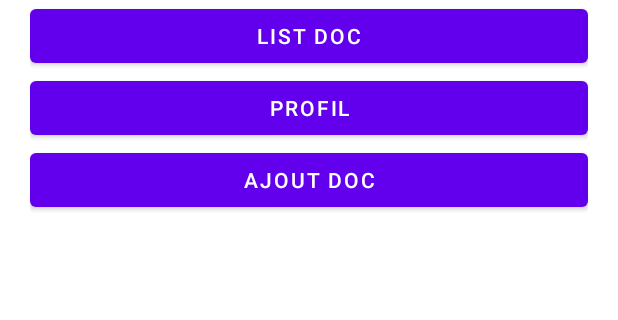
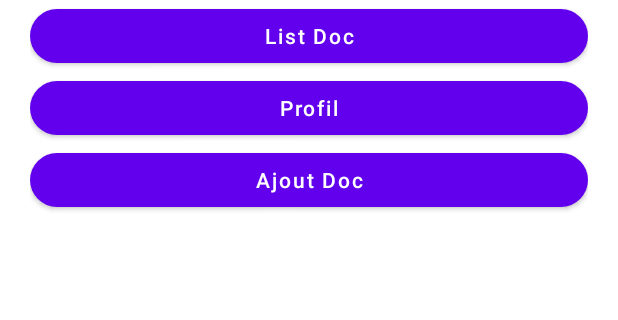
Before and after one commit to Daniel-Tamundele/Sauces, an Android app: the HomePageActivity screen opened directly, with no data from a screen before it, on a phone screen of 412 x 824 dp, the part 572-892 px from its top. Run offline under Robolectric (Android 15) with nearby library versions, the light colour scheme and no system bars; 1 statement that could not run was skipped.

Commit message:
ajout de commentaire au dessous de que chaque code

```diff
--- a/app/src/main/java/com/modile/sauces/HomePageActivity.java
+++ b/app/src/main/java/com/modile/sauces/HomePageActivity.java
@@ -15,35 +15,45 @@ public class HomePageActivity extends AppCompatActivity {
         super.onCreate(savedInstanceState);
         setContentView(R.layout.activity_homepage);
 
+        /* POUR DONNEES UN NOM A UN ACTIVITY */
         getSupportActionBar().setTitle("Accueil");
 
-        //declarationde la session
+        /* DECLARATION DE LA SESION */
         SharedPreferences session = getSharedPreferences("session",0);
 
         //recuperation d'un element de la session
         boolean sessionActive = session.getBoolean("session_active",false);
         int userId = session.getInt("session_Id",-1);
 
-
+        /*
+            ON VERIFIE SI L'UTILISATEUR EST DEJA CONNECTER
+            SI IL NE PAS CONNECTER ON AFFICHIER LA PAGE DE LOGIN
+            SI IL EST DEJA CONNECTER ON PASSE DE LA PAGE LOGIN VER HOME
+        */
         if (!sessionActive){
-            Intent loginIntent = new Intent(this,LoginActivity.class);//pour passer de la page a une autres
-            startActivity(loginIntent);//pour demarre l'activity
-            finish(); //pour tier l'activity
+            Intent loginIntent = new Intent(this,LoginActivity.class);
+            startActivity(loginIntent);//pour /* DEMAREE L'ACTIVITER */
+            finish(); /* POUR TIER L'ACTIVITY */
         }
 
-        //µµ************************************* recuperation dE composant *****************************
-
+        /* APPEL DE FONCTION */
         configureButtonAjout();
         configureButtonProfil();
         configureButtonListDoc();
     }
 
-    //les fonction de l'application
+    /* les fonction de l'application */
+
     private void configureButtonAjout(){
+        /* ON RECUPER LE COMPOSANT BUTTON DEPUIT LE LAYOUT */
         Button configureButtonAjout =findViewById(R.id.Ajout);
+
+        /* LES COUTER D'EVENEMENT SUR LES BUTTON AJOUT */
         configureButtonAjout.setOnClickListener(new View.OnClickListener() {
             @Override
             public void onClick(View view) {
+
+                /* LES PASSAGE DE LA PAGE HOME VER AJOUTDOC */
                 Intent ajoutIntent = new Intent(HomePageActivity.this,AjoutDocActivity.class );
                 startActivity(ajoutIntent);
             }
@@ -51,10 +61,15 @@ public class HomePageActivity extends AppCompatActivity {
     }
 
     private void configureButtonProfil(){
+        /* ON RECUPER LE COMPOSANT BUTTON DEPUIT LE LAYOUT */
         Button configureButtonProfil = findViewById(R.id.Profil);
+
+        /* LES COUTER D'EVENEMENT SUR LES BUTTON PROFIL */
         configureButtonProfil.setOnClickListener(new View.OnClickListener() {
             @Override
             public void onClick(View view) {
+
+                /* LES PASSAGE DE LA PAGE HOME VER PROFIL */
                 Intent profilIntent = new Intent(HomePageActivity.this,ProfilActivity.class );
                 startActivity(profilIntent);
             }
@@ -63,10 +78,15 @@ public class HomePageActivity extends AppCompatActivity {
     }
 
     private void configureButtonListDoc(){
+        /* ON RECUPER LE COMPOSANT BUTTON DEPUIT LE LAYOUT */
         Button configureButtonListDoc = findViewById(R.id.List_Doc);
+
+        /* LES COUTER D'EVENEMENT SUR LES BUTTON LISTDOC */
         configureButtonListDoc.setOnClickListener(new View.OnClickListener() {
             @Override
             public void onClick(View view) {
+
+                /* LES PASSAGE DE LA PAGE HOME VER LISTDOC */
                 Intent listIntent = new Intent(HomePageActivity.this,ListDocActivity.class );
                 startActivity(listIntent);
             }
--- a/app/src/main/java/com/modile/sauces/ProfilActivity.java
+++ b/app/src/main/java/com/modile/sauces/ProfilActivity.java
@@ -17,16 +17,18 @@ public class ProfilActivity extends AppCompatActivity {
         setContentView(R.layout.activity_profil);
     }
 
-    //pour recuperer le menu
+    /* POUR RECUPERER LE MNU */
     @Override
     public boolean onCreateOptionsMenu(Menu menu) {
         getMenuInflater().inflate(R.menu.tolbar_profil,menu);
         return super.onCreateOptionsMenu(menu);
     }
 
-    //pour metre l'ecotuer d'evenement sur le item
+    /* ECOUTER D'EVENEMENT SUR LES ITEM */
     @Override
     public boolean onOptionsItemSelected(@NonNull MenuItem item) {
+
+        /* ON VERIFIER L'ID */
         if (item.getItemId() == R.id.Modifier_Profil){
             Toast.makeText(ProfilActivity.this,"Modifier",Toast.LENGTH_SHORT).show();
             Intent modifier = new Intent(ProfilActivity.this,Modifier_ProfilActivity.class );
--- a/app/src/main/res/layout/activity_homepage.xml
+++ b/app/src/main/res/layout/activity_homepage.xml
@@ -15,23 +15,30 @@
         android:text="Bienvenue sur Sauces"
         android:textColor="@color/black"
         android:textSize="20sp"
-        android:textStyle="bold"/>
+        android:textStyle="bold" />
 
-    <Button
+    <com.google.android.material.button.MaterialButton
         android:id="@+id/List_Doc"
+        app:shapeAppearanceOverlay="@style/forme_image"
         android:layout_width="match_parent"
         android:layout_height="wrap_content"
-        android:text="List Doc" />
+        android:text="List Doc"
+        android:textAllCaps="false"/>
 
-    <Button
+    <com.google.android.material.button.MaterialButton
         android:id="@+id/Profil"
+        app:shapeAppearanceOverlay="@style/forme_image"
         android:layout_width="match_parent"
         android:layout_height="wrap_content"
-        android:text="Profil" />
+        android:text="Profil"
+        android:textAllCaps="false"/>
 
-    <Button
+    <com.google.android.material.button.MaterialButton
         android:id="@+id/Ajout"
+        app:shapeAppearanceOverlay="@style/forme_image"
         android:layout_width="match_parent"
         android:layout_height="wrap_content"
-        android:text="Ajout Doc" />
+        android:text="Ajout Doc"
+        android:textAllCaps="false"/>
+
 </LinearLayout>
```
Also changed, not shown: app/src/main/java/com/modile/sauces/AjoutDocActivity.java (+29 -17 lines), app/src/main/java/com/modile/sauces/LoginActivity.java (+13 -9 lines), app/src/main/res/layout/activity_ajout_doc.xml (+8 -3 lines), app/src/main/res/layout/activity_login.xml (+6 -3 lines).
